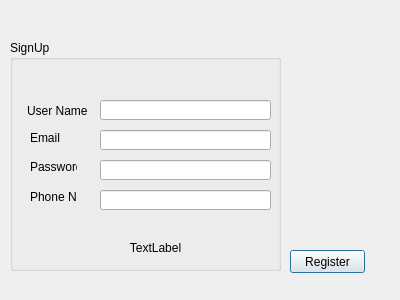
The window that signup.ui (SyedMTaseen/DataSeed) describes before a commit, drawn with Qt 5.
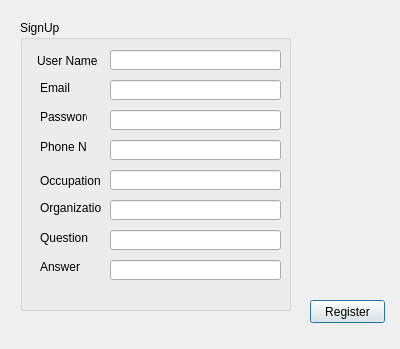
The same window after the commit. Icons and pictures are not drawn.

What changed in the file:
```diff
--- a/signup.ui
+++ b/signup.ui
@@ -7,7 +7,7 @@
     <x>0</x>
     <y>0</y>
     <width>400</width>
-    <height>300</height>
+    <height>349</height>
    </rect>
   </property>
   <property name="windowTitle">
@@ -32,8 +32,8 @@
   <widget class="QPushButton" name="RegisterButton">
    <property name="geometry">
     <rect>
-     <x>290</x>
-     <y>250</y>
+     <x>310</x>
+     <y>300</y>
      <width>75</width>
      <height>23</height>
     </rect>
@@ -45,10 +45,10 @@
   <widget class="QGroupBox" name="SignUp_2">
    <property name="geometry">
     <rect>
-     <x>10</x>
-     <y>40</y>
+     <x>20</x>
+     <y>20</y>
      <width>271</width>
-     <height>231</height>
+     <height>291</height>
     </rect>
    </property>
    <property name="title">
@@ -58,7 +58,7 @@
     <property name="geometry">
      <rect>
       <x>90</x>
-      <y>90</y>
+      <y>60</y>
       <width>171</width>
       <height>20</height>
      </rect>
@@ -68,7 +68,7 @@
     <property name="geometry">
      <rect>
       <x>17</x>
-      <y>61</y>
+      <y>31</y>
       <width>61</width>
       <height>20</height>
      </rect>
@@ -81,7 +81,7 @@
     <property name="geometry">
      <rect>
       <x>20</x>
-      <y>90</y>
+      <y>60</y>
       <width>61</width>
       <height>16</height>
      </rect>
@@ -94,7 +94,7 @@
     <property name="geometry">
      <rect>
       <x>90</x>
-      <y>120</y>
+      <y>90</y>
       <width>171</width>
       <height>20</height>
      </rect>
@@ -107,7 +107,7 @@
     <property name="geometry">
      <rect>
       <x>20</x>
-      <y>120</y>
+      <y>90</y>
       <width>47</width>
       <height>13</height>
      </rect>
@@ -120,7 +120,7 @@
     <property name="geometry">
      <rect>
       <x>20</x>
-      <y>150</y>
+      <y>120</y>
       <width>47</width>
       <height>13</height>
      </rect>
@@ -133,7 +133,7 @@
     <property name="geometry">
      <rect>
       <x>90</x>
-      <y>150</y>
+      <y>120</y>
       <width>171</width>
       <height>20</height>
      </rect>
@@ -143,28 +143,120 @@
     <property name="geometry">
      <rect>
       <x>90</x>
-      <y>60</y>
+      <y>30</y>
       <width>171</width>
       <height>20</height>
      </rect>
     </property>
    </widget>
-   <widget class="QLabel" name="Lerror">
+   <widget class="QLabel" name="label">
     <property name="geometry">
      <rect>
-      <x>60</x>
-      <y>200</y>
-      <width>171</width>
+      <x>20</x>
+      <y>150</y>
+      <width>61</width>
+      <height>21</height>
+     </rect>
+    </property>
+    <property name="text">
+     <string>Occupation</string>
+    </property>
+   </widget>
+   <widget class="QLabel" name="label_2">
+    <property name="geometry">
+     <rect>
+      <x>20</x>
+      <y>180</y>
+      <width>61</width>
       <height>16</height>
      </rect>
     </property>
     <property name="text">
-     <string>TextLabel</string>
+     <string>Organization</string>
     </property>
-    <property name="alignment">
-     <set>Qt::AlignCenter</set>
+   </widget>
+   <widget class="QLabel" name="label_3">
+    <property name="geometry">
+     <rect>
+      <x>20</x>
+      <y>210</y>
+      <width>61</width>
+      <height>16</height>
+     </rect>
     </property>
+    <property name="text">
+     <string>Question</string>
+    </property>
    </widget>
+   <widget class="QLabel" name="label_4">
+    <property name="geometry">
+     <rect>
+      <x>20</x>
+      <y>240</y>
+      <width>47</width>
+      <height>13</height>
+     </rect>
+    </property>
+    <property name="text">
+     <string>Answer</string>
+    </property>
+   </widget>
+   <widget class="QLineEdit" name="Toccu">
+    <property name="geometry">
+     <rect>
+      <x>90</x>
+      <y>150</y>
+      <width>171</width>
+      <height>20</height>
+     </rect>
+    </property>
+   </widget>
+   <widget class="QLineEdit" name="Tques">
+    <property name="geometry">
+     <rect>
+      <x>90</x>
+      <y>210</y>
+      <width>171</width>
+      <height>20</height>
+     </rect>
+    </property>
+   </widget>
+   <widget class="QLineEdit" name="Torg">
+    <property name="geometry">
+     <rect>
+      <x>90</x>
+      <y>180</y>
+      <width>171</width>
+      <height>20</height>
+     </rect>
+    </property>
+   </widget>
+   <widget class="QLineEdit" name="Tans">
+    <property name="geometry">
+     <rect>
+      <x>90</x>
+      <y>240</y>
+      <width>171</width>
+      <height>20</height>
+     </rect>
+    </property>
+   </widget>
+  </widget>
+  <widget class="QLabel" name="Lerror">
+   <property name="geometry">
+    <rect>
+     <x>40</x>
+     <y>320</y>
+     <width>241</width>
+     <height>20</height>
+    </rect>
+   </property>
+   <property name="text">
+    <string> </string>
+   </property>
+   <property name="alignment">
+    <set>Qt::AlignCenter</set>
+   </property>
   </widget>
  </widget>
  <resources>
```
